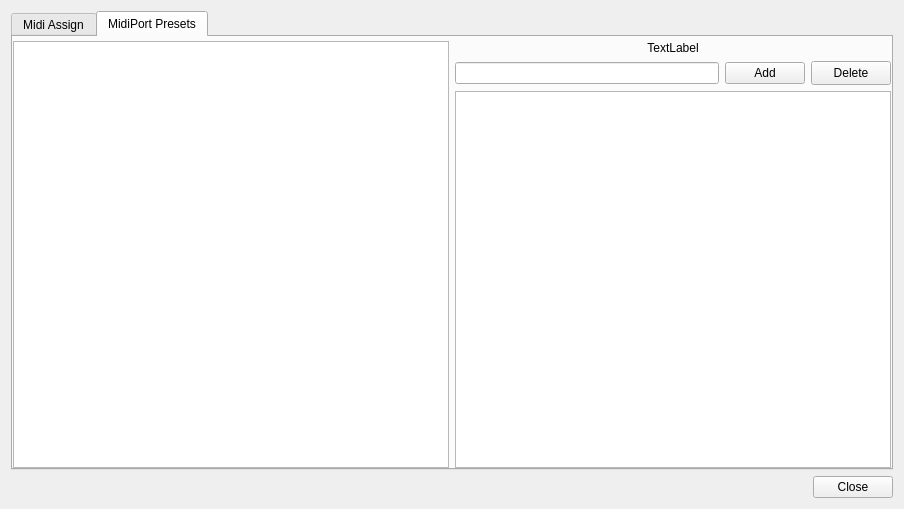
First picture: the form in oom/widgets/midiassignbase.ui, repository ccherrett/oom, before the edit.
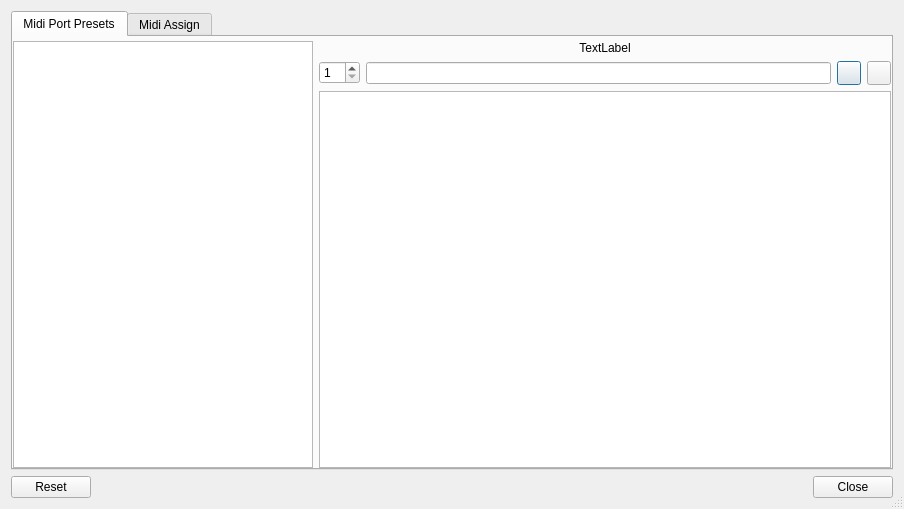
Second picture: the form after the edit. The open tabs and pages were chosen to show the change.

Commit message: Merged all the midi port configs into the midi assign dialog, this will give us much easier documentation and better workflow

The edit to the form file:
```diff
--- a/oom/widgets/midiassignbase.ui
+++ b/oom/widgets/midiassignbase.ui
@@ -11,7 +11,10 @@
    </rect>
   </property>
   <property name="windowTitle">
-   <string>OOMidi: Midi Assignment Manager</string>
+   <string>OOMidi: Midi Connections Manager</string>
+  </property>
+  <property name="sizeGripEnabled">
+   <bool>true</bool>
   </property>
   <layout class="QVBoxLayout" name="verticalLayout">
    <item>
@@ -19,6 +22,153 @@
      <property name="currentIndex">
       <number>0</number>
      </property>
+     <widget class="QWidget" name="midiPortTab">
+      <attribute name="title">
+       <string>Midi Port Presets</string>
+      </attribute>
+      <layout class="QHBoxLayout" name="horizontalLayout_4" stretch="1,2">
+       <property name="leftMargin">
+        <number>0</number>
+       </property>
+       <property name="topMargin">
+        <number>4</number>
+       </property>
+       <property name="rightMargin">
+        <number>0</number>
+       </property>
+       <property name="bottomMargin">
+        <number>0</number>
+       </property>
+       <item>
+        <widget class="QTableView" name="m_porttable">
+         <property name="minimumSize">
+          <size>
+           <width>300</width>
+           <height>0</height>
+          </size>
+         </property>
+         <property name="editTriggers">
+          <set>QAbstractItemView::NoEditTriggers</set>
+         </property>
+         <property name="alternatingRowColors">
+          <bool>true</bool>
+         </property>
+         <property name="selectionMode">
+          <enum>QAbstractItemView::SingleSelection</enum>
+         </property>
+         <property name="cornerButtonEnabled">
+          <bool>false</bool>
+         </property>
+         <attribute name="verticalHeaderVisible">
+          <bool>false</bool>
+         </attribute>
+         <attribute name="verticalHeaderVisible">
+          <bool>false</bool>
+         </attribute>
+        </widget>
+       </item>
+       <item>
+        <layout class="QVBoxLayout" name="verticalLayout_3">
+         <property name="leftMargin">
+          <number>0</number>
+         </property>
+         <item>
+          <widget class="QLabel" name="m_portlabel">
+           <property name="text">
+            <string>TextLabel</string>
+           </property>
+           <property name="alignment">
+            <set>Qt::AlignCenter</set>
+           </property>
+           <property name="wordWrap">
+            <bool>true</bool>
+           </property>
+          </widget>
+         </item>
+         <item>
+          <layout class="QHBoxLayout" name="horizontalLayout_5" stretch="0,1,0,0">
+           <item>
+            <widget class="QSpinBox" name="m_txtPresetID">
+             <property name="sizePolicy">
+              <sizepolicy hsizetype="Fixed" vsizetype="Fixed">
+               <horstretch>0</horstretch>
+               <verstretch>0</verstretch>
+              </sizepolicy>
+             </property>
+             <property name="toolTip">
+              <string>Preset number</string>
+             </property>
+             <property name="minimum">
+              <number>1</number>
+             </property>
+            </widget>
+           </item>
+           <item>
+            <widget class="QLineEdit" name="m_txtPreset">
+             <property name="toolTip">
+              <string>Space separated SYSEX string</string>
+             </property>
+            </widget>
+           </item>
+           <item>
+            <widget class="QPushButton" name="m_btnAddPreset">
+             <property name="sizePolicy">
+              <sizepolicy hsizetype="Fixed" vsizetype="Fixed">
+               <horstretch>0</horstretch>
+               <verstretch>0</verstretch>
+              </sizepolicy>
+             </property>
+             <property name="maximumSize">
+              <size>
+               <width>24</width>
+               <height>24</height>
+              </size>
+             </property>
+             <property name="toolTip">
+              <string>Add Preset</string>
+             </property>
+             <property name="text">
+              <string/>
+             </property>
+            </widget>
+           </item>
+           <item>
+            <widget class="QPushButton" name="m_btnDeletePreset">
+             <property name="sizePolicy">
+              <sizepolicy hsizetype="Fixed" vsizetype="Fixed">
+               <horstretch>0</horstretch>
+               <verstretch>0</verstretch>
+              </sizepolicy>
+             </property>
+             <property name="minimumSize">
+              <size>
+               <width>24</width>
+               <height>24</height>
+              </size>
+             </property>
+             <property name="maximumSize">
+              <size>
+               <width>24</width>
+               <height>24</height>
+              </size>
+             </property>
+             <property name="toolTip">
+              <string>Delete selected presets</string>
+             </property>
+             <property name="text">
+              <string/>
+             </property>
+            </widget>
+           </item>
+          </layout>
+         </item>
+         <item>
+          <widget class="QTableView" name="m_presettable"/>
+         </item>
+        </layout>
+       </item>
+      </layout>
+     </widget>
      <widget class="QWidget" name="midiAssignTab">
       <attribute name="title">
        <string>Midi Assign</string>
@@ -237,145 +387,14 @@
        </item>
       </layout>
      </widget>
-     <widget class="QWidget" name="midiPortTab">
-      <attribute name="title">
-       <string>MidiPort Presets</string>
-      </attribute>
-      <layout class="QHBoxLayout" name="horizontalLayout_4">
-       <property name="leftMargin">
-        <number>0</number>
-       </property>
-       <property name="topMargin">
-        <number>4</number>
-       </property>
-       <property name="rightMargin">
-        <number>0</number>
-       </property>
-       <property name="bottomMargin">
-        <number>0</number>
-       </property>
-       <item>
-        <widget class="QTableView" name="m_porttable">
-         <property name="editTriggers">
-          <set>QAbstractItemView::NoEditTriggers</set>
-         </property>
-         <property name="alternatingRowColors">
-          <bool>true</bool>
-         </property>
-         <property name="selectionMode">
-          <enum>QAbstractItemView::SingleSelection</enum>
-         </property>
-         <property name="cornerButtonEnabled">
-          <bool>false</bool>
-         </property>
-         <attribute name="verticalHeaderVisible">
-          <bool>false</bool>
-         </attribute>
-         <attribute name="verticalHeaderVisible">
-          <bool>false</bool>
-         </attribute>
-        </widget>
-       </item>
-       <item>
-        <layout class="QVBoxLayout" name="verticalLayout_3">
-         <property name="leftMargin">
-          <number>0</number>
-         </property>
-         <item>
-          <widget class="QLabel" name="m_portlabel">
-           <property name="text">
-            <string>TextLabel</string>
-           </property>
-           <property name="alignment">
-            <set>Qt::AlignCenter</set>
-           </property>
-           <property name="wordWrap">
-            <bool>true</bool>
-           </property>
-          </widget>
-         </item>
-         <item>
-          <layout class="QHBoxLayout" name="horizontalLayout_5" stretch="1,0,0">
-           <item>
-            <widget class="QLineEdit" name="m_txtPreset"/>
-           </item>
-           <item>
-            <widget class="QPushButton" name="m_btnAddPreset">
-             <property name="sizePolicy">
-              <sizepolicy hsizetype="Fixed" vsizetype="Fixed">
-               <horstretch>0</horstretch>
-               <verstretch>0</verstretch>
-              </sizepolicy>
-             </property>
-             <property name="text">
-              <string>Add</string>
-             </property>
-            </widget>
-           </item>
-           <item>
-            <widget class="QPushButton" name="m_btnDeletePreset">
-             <property name="sizePolicy">
-              <sizepolicy hsizetype="Fixed" vsizetype="Fixed">
-               <horstretch>0</horstretch>
-               <verstretch>0</verstretch>
-              </sizepolicy>
-             </property>
-             <property name="minimumSize">
-              <size>
-               <width>24</width>
-               <height>24</height>
-              </size>
-             </property>
-             <property name="maximumSize">
-              <size>
-               <width>16777215</width>
-               <height>16777215</height>
-              </size>
-             </property>
-             <property name="toolTip">
-              <string>Delete selected preset</string>
-             </property>
-             <property name="text">
-              <string>Delete</string>
-             </property>
-            </widget>
-           </item>
-          </layout>
-         </item>
-         <item>
-          <widget class="QTableView" name="m_presettable"/>
-         </item>
-        </layout>
-       </item>
-      </layout>
-     </widget>
     </widget>
    </item>
    <item>
     <layout class="QHBoxLayout" name="buttonBox">
      <item>
-      <spacer name="horizontalSpacer">
-       <property name="orientation">
-        <enum>Qt::Horizontal</enum>
-       </property>
-       <property name="sizeHint" stdset="0">
-        <size>
-         <width>40</width>
-         <height>20</height>
-        </size>
-       </property>
-      </spacer>
-     </item>
-     <item>
-      <widget class="QPushButton" name="btnClose">
-       <property name="sizePolicy">
-        <sizepolicy hsizetype="Fixed" vsizetype="Fixed">
-         <horstretch>0</horstretch>
-         <verstretch>0</verstretch>
-        </sizepolicy>
-       </property>
-       <property name="text">
-        <string>Close</string>
+      <widget class="QDialogButtonBox" name="m_buttonBox">
+       <property name="standardButtons">
+        <set>QDialogButtonBox::Close|QDialogButtonBox::Reset</set>
        </property>
       </widget>
      </item>
```
Left out of the diff: 47 changed lines with no effect on the pictures. The commit also changes 14 other files.
